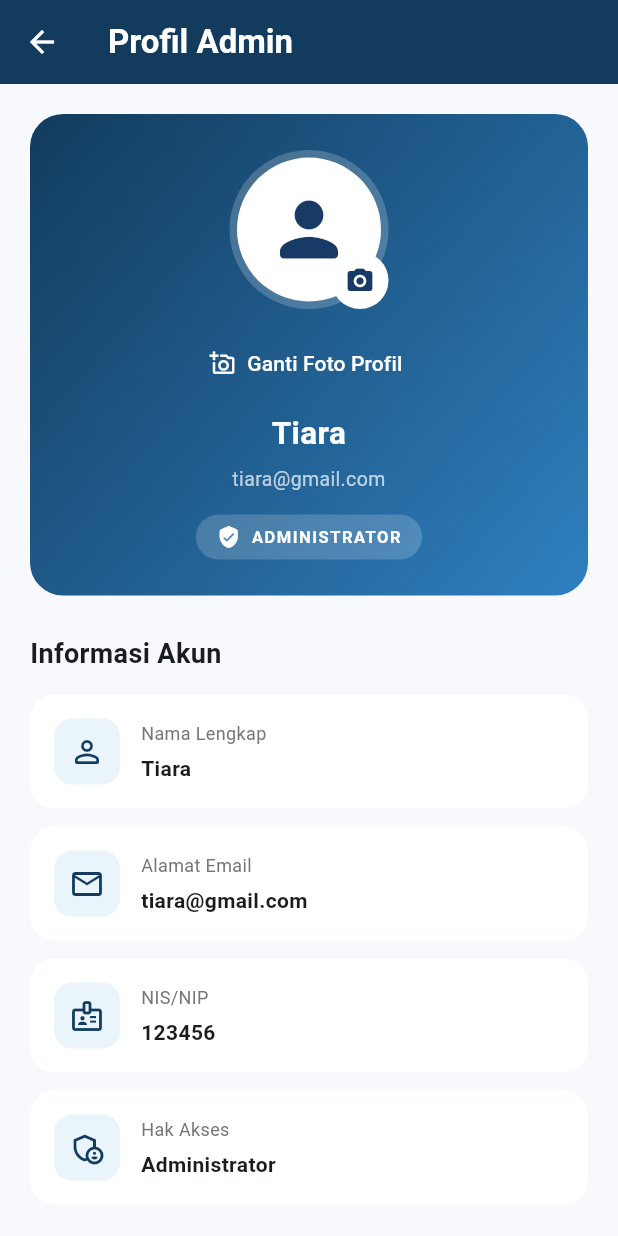
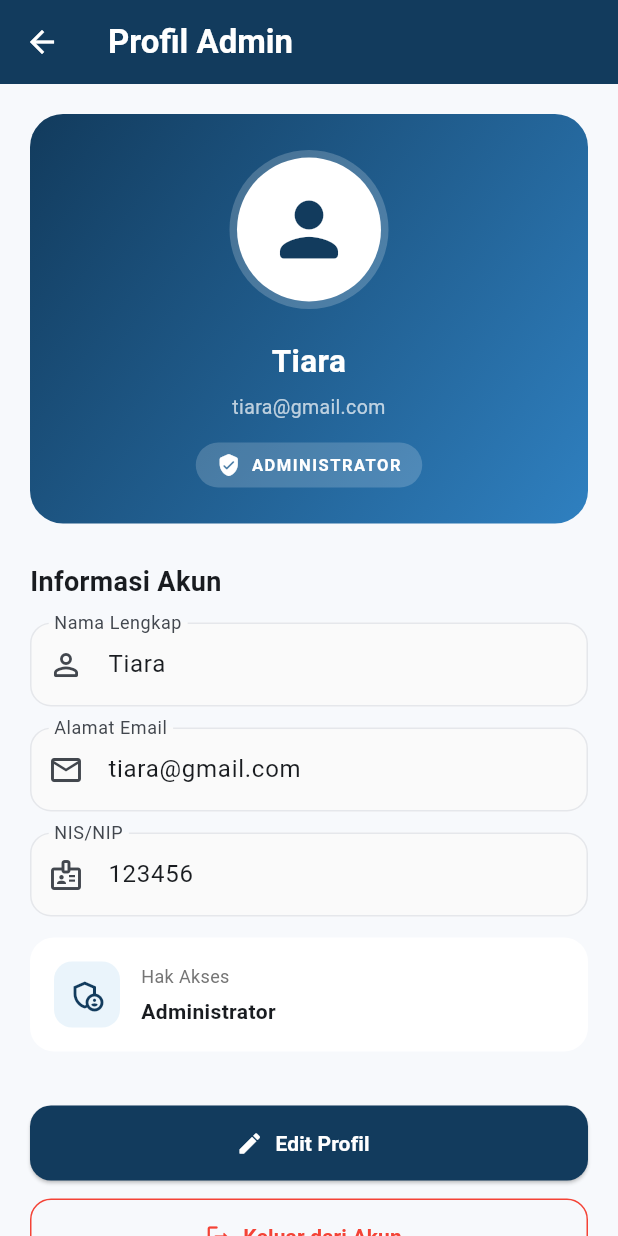
Before and after one commit to Tiara-dwi-priliantika/SIMSAR, a Flutter app: the AdminProfileScreen screen opened directly with sample values from the repository, on a phone screen of 412 x 824 dp. Run offline on Flutter 3.47's test engine with Material 3 defaults, Android fonts, the phone set to English and light mode, and no system bars; our stand-ins replace image_picker.

Commit message:
Perbaiki fitur edit profil admin

```diff
--- a/lib/screens/admin/admin_profile_screen.dart
+++ b/lib/screens/admin/admin_profile_screen.dart
@@ -26,7 +26,11 @@ class _AdminProfileScreenState extends State<AdminProfileScreen> {
   late TextEditingController nisNipController;
 
   Uint8List? fotoProfil;
+  Uint8List? fotoProfilSebelumEdit;
+
   final ImagePicker _picker = ImagePicker();
+
+  bool sedangEdit = false;
 
   @override
   void initState() {
@@ -45,8 +49,22 @@ class _AdminProfileScreenState extends State<AdminProfileScreen> {
     super.dispose();
   }
 
-  // Memilih foto profil dari perangkat
+  // Memulai mode edit untuk seluruh informasi profil.
+  void _mulaiEditProfil() {
+    setState(() {
+      namaController.text = widget.akun.nama;
+      emailController.text = widget.akun.email;
+      nisNipController.text = widget.akun.nisNip;
+
+      fotoProfilSebelumEdit = fotoProfil;
+      sedangEdit = true;
+    });
+  }
+
+  // Memilih foto hanya ketika mode edit aktif.
   Future<void> _pilihFotoProfil() async {
+    if (!sedangEdit) return;
+
     try {
       final XFile? gambar = await _picker.pickImage(
         source: ImageSource.gallery,
@@ -58,17 +76,11 @@ class _AdminProfileScreenState extends State<AdminProfileScreen> {
 
       final Uint8List bytes = await gambar.readAsBytes();
 
-      if (!mounted) return;
+      if (!mounted || !sedangEdit) return;
 
       setState(() {
         fotoProfil = bytes;
       });
-
-      ScaffoldMessenger.of(context).showSnackBar(
-        const SnackBar(
-          content: Text('Foto profil berhasil diganti.'),
-        ),
-      );
     } catch (e) {
       if (!mounted) return;
 
@@ -80,137 +92,20 @@ class _AdminProfileScreenState extends State<AdminProfileScreen> {
     }
   }
 
-  // Mengembalikan foto profil ke ikon default
+  // Menghapus foto sementara ketika sedang mengedit.
   void _hapusFotoProfil() {
     setState(() {
       fotoProfil = null;
     });
-
-    Navigator.pop(context);
-
-    ScaffoldMessenger.of(context).showSnackBar(
-      const SnackBar(
-        content: Text('Foto profil dikembalikan ke foto default.'),
-      ),
-    );
   }
 
-  // Menu untuk mengatur foto profil
-  void _tampilkanMenuFoto() {
-    showModalBottomSheet<void>(
-      context: context,
-      shape: const RoundedRectangleBorder(
-        borderRadius: BorderRadius.vertical(
-          top: Radius.circular(22),
-        ),
-      ),
-      builder: (context) {
-        return SafeArea(
-          child: Padding(
-            padding: const EdgeInsets.all(20),
-            child: Column(
-              mainAxisSize: MainAxisSize.min,
-              children: [
-                const Text(
-                  'Foto Profil Admin',
-                  style: TextStyle(
-                    fontSize: 18,
-                    fontWeight: FontWeight.bold,
-                  ),
-                ),
-                const SizedBox(height: 18),
-                ListTile(
-                  leading: const Icon(
-                    Icons.photo_library_outlined,
-                    color: Color(0xFF173A67),
-                  ),
-                  title: const Text('Pilih Foto dari Galeri'),
-                  onTap: () {
-                    Navigator.pop(context);
-                    _pilihFotoProfil();
-                  },
-                ),
-                if (fotoProfil != null)
-                  ListTile(
-                    leading: const Icon(
-                      Icons.delete_outline_rounded,
-                      color: Colors.red,
-                    ),
-                    title: const Text('Hapus Foto Profil'),
-                    onTap: _hapusFotoProfil,
-                  ),
-                const SizedBox(height: 8),
-              ],
-            ),
-          ),
-        );
-      },
-    );
-  }
-
-  // Mengedit informasi akun
-  void _editProfil() {
-    namaController.text = widget.akun.nama;
-    emailController.text = widget.akun.email;
-    nisNipController.text = widget.akun.nisNip;
-
-    showDialog<void>(
-      context: context,
-      builder: (dialogContext) {
-        return AlertDialog(
-          title: const Text('Edit Profil'),
-          content: SingleChildScrollView(
-            child: Column(
-              mainAxisSize: MainAxisSize.min,
-              children: [
-                TextField(
-                  controller: namaController,
-                  decoration: const InputDecoration(
-                    labelText: 'Nama Lengkap',
-                    prefixIcon: Icon(Icons.person_outline_rounded),
-                    border: OutlineInputBorder(),
-                  ),
-                ),
-                const SizedBox(height: 14),
-                TextField(
-                  controller: emailController,
-                  keyboardType: TextInputType.emailAddress,
-                  decoration: const InputDecoration(
-                    labelText: 'Email',
-                    prefixIcon: Icon(Icons.email_outlined),
-                    border: OutlineInputBorder(),
-                  ),
-                ),
-                const SizedBox(height: 14),
-                TextField(
-                  controller: nisNipController,
-                  decoration: const InputDecoration(
-                    labelText: 'NIS/NIP',
-                    prefixIcon: Icon(Icons.badge_outlined),
-                    border: OutlineInputBorder(),
-                  ),
-                ),
-              ],
-            ),
-          ),
-          actions: [
-            TextButton(
-              onPressed: () => Navigator.pop(dialogContext),
-              child: const Text('Batal'),
-            ),
-            ElevatedButton(
-              style: ElevatedButton.styleFrom(
-                backgroundColor: AppColors.navy,
-                foregroundColor: Colors.white,
-              ),
-              onPressed: () {
+  // Menyimpan seluruh perubahan profil sekaligus.
+  void _simpanProfil() {
     final nama = namaController.text.trim();
     final email = emailController.text.trim();
     final nisNip = nisNipController.text.trim();
 
-                if (nama.isEmpty ||
-                    email.isEmpty ||
-                    nisNip.isEmpty) {
+    if (nama.isEmpty || email.isEmpty || nisNip.isEmpty) {
       ScaffoldMessenger.of(context).showSnackBar(
         const SnackBar(
           content: Text('Semua kolom harus diisi.'),
@@ -219,35 +114,74 @@ class _AdminProfileScreenState extends State<AdminProfileScreen> {
       return;
     }
 
+    if (!RegExp(r'^[^@\s]+@[^@\s]+\.[^@\s]+$').hasMatch(email)) {
+      ScaffoldMessenger.of(context).showSnackBar(
+        const SnackBar(
+          content: Text('Masukkan alamat email yang valid.'),
+        ),
+      );
+      return;
+    }
+
+    // Memastikan email tidak digunakan akun lain.
+    for (final akun in PengelolaAkun.daftarAkun) {
+      if (!identical(akun, widget.akun) &&
+          akun.email.toLowerCase() == email.toLowerCase()) {
+        ScaffoldMessenger.of(context).showSnackBar(
+          const SnackBar(
+            content: Text('Email sudah digunakan akun lain.'),
+          ),
+        );
+        return;
+      }
+    }
+
     setState(() {
       widget.akun.nama = nama;
       widget.akun.email = email;
       widget.akun.nisNip = nisNip;
+
+      fotoProfilSebelumEdit = null;
+      sedangEdit = false;
     });
-
-                Navigator.pop(dialogContext);
 
     ScaffoldMessenger.of(context).showSnackBar(
       const SnackBar(
-                    content: Text('Profil berhasil diperbarui.'),
+        content: Text('Profil berhasil diperbarui!'),
+        backgroundColor: Colors.green,
       ),
-                );
-              },
-              child: const Text('Simpan'),
-            ),
-          ],
-        );
-      },
     );
   }
 
-  // Konfirmasi logout
+  // Membatalkan semua perubahan, termasuk foto.
+  void _batalEditProfil() {
+    setState(() {
+      namaController.text = widget.akun.nama;
+      emailController.text = widget.akun.email;
+      nisNipController.text = widget.akun.nisNip;
+
+      fotoProfil = fotoProfilSebelumEdit;
+      fotoProfilSebelumEdit = null;
+
+      sedangEdit = false;
+    });
+  }
+
+  // Konfirmasi logout.
   void _konfirmasiKeluar() {
     showDialog<void>(
       context: context,
       builder: (dialogContext) {
         return AlertDialog(
-          title: const Text('Keluar dari akun?'),
+          shape: RoundedRectangleBorder(
+            borderRadius: BorderRadius.circular(18),
+          ),
+          title: const Text(
+            'Keluar dari akun?',
+            style: TextStyle(
+              fontWeight: FontWeight.bold,
+            ),
+          ),
           content: const Text(
             'Apakah kamu yakin ingin keluar dari akun admin?',
           ),
@@ -288,20 +222,22 @@ class _AdminProfileScreenState extends State<AdminProfileScreen> {
         backgroundColor: AppColors.navy,
         foregroundColor: Colors.white,
         elevation: 0,
-        title: const Text(
-          'Profil Admin',
-          style: TextStyle(fontWeight: FontWeight.bold),
+        title: Text(
+          sedangEdit ? 'Edit Profil Admin' : 'Profil Admin',
+          style: const TextStyle(
+            fontWeight: FontWeight.bold,
+          ),
         ),
       ),
       body: ListView(
         padding: const EdgeInsets.all(20),
         children: [
-          // Kartu profil admin
+          // KARTU PROFIL ADMIN
           Container(
             width: double.infinity,
             padding: const EdgeInsets.all(24),
             decoration: BoxDecoration(
-              gradient: LinearGradient(
+              gradient: const LinearGradient(
                 colors: [
                   AppColors.navy,
                   AppColors.blue,
@@ -313,7 +249,7 @@ class _AdminProfileScreenState extends State<AdminProfileScreen> {
             ),
             child: Column(
               children: [
-                // Foto profil dengan tombol kamera
+                // FOTO PROFIL
                 Stack(
                   alignment: Alignment.bottomRight,
                   children: [
@@ -333,23 +269,26 @@ class _AdminProfileScreenState extends State<AdminProfileScreen> {
                             ? const Icon(
                                 Icons.person_rounded,
                                 size: 58,
-                                color: Color(0xFF173A67),
+                                color: AppColors.navy,
                               )
                             : null,
                       ),
                     ),
+
+                    // Tombol kamera hanya tampil saat mode edit.
+                    if (sedangEdit)
                       Material(
                         color: Colors.white,
                         shape: const CircleBorder(),
                         child: InkWell(
-                        onTap: _tampilkanMenuFoto,
+                          onTap: _pilihFotoProfil,
                           customBorder: const CircleBorder(),
                           child: const Padding(
                             padding: EdgeInsets.all(9),
                             child: Icon(
                               Icons.camera_alt_rounded,
                               size: 20,
-                            color: Color(0xFF173A67),
+                              color: AppColors.navy,
                             ),
                           ),
                         ),
@@ -359,8 +298,9 @@ class _AdminProfileScreenState extends State<AdminProfileScreen> {
 
                 const SizedBox(height: 12),
 
+                if (sedangEdit) ...[
                   TextButton.icon(
-                  onPressed: _tampilkanMenuFoto,
+                    onPressed: _pilihFotoProfil,
                     icon: const Icon(
                       Icons.add_a_photo_outlined,
                       size: 17,
@@ -371,10 +311,28 @@ class _AdminProfileScreenState extends State<AdminProfileScreen> {
                     ),
                   ),
 
+                  if (fotoProfil != null)
+                    TextButton.icon(
+                      onPressed: _hapusFotoProfil,
+                      icon: const Icon(
+                        Icons.delete_outline_rounded,
+                        size: 17,
+                      ),
+                      label: const Text('Hapus Foto'),
+                      style: TextButton.styleFrom(
+                        foregroundColor: Colors.white,
+                      ),
+                    ),
+                ],
+
                 const SizedBox(height: 8),
 
                 Text(
-                  widget.akun.nama,
+                  sedangEdit
+                      ? namaController.text.isEmpty
+                          ? widget.akun.nama
+                          : namaController.text
+                      : widget.akun.nama,
                   textAlign: TextAlign.center,
                   style: const TextStyle(
                     color: Colors.white,
@@ -386,7 +344,11 @@ class _AdminProfileScreenState extends State<AdminProfileScreen> {
                 const SizedBox(height: 6),
 
                 Text(
-                  widget.akun.email,
+                  sedangEdit
+                      ? emailController.text.isEmpty
+                          ? widget.akun.email
+                          : emailController.text
+                      : widget.akun.email,
                   textAlign: TextAlign.center,
                   style: const TextStyle(
                     color: Colors.white70,
@@ -432,9 +394,9 @@ class _AdminProfileScreenState extends State<AdminProfileScreen> {
 
           const SizedBox(height: 26),
 
-          const Text(
-            'Informasi Akun',
-            style: TextStyle(
+          Text(
+            sedangEdit ? 'Ubah Informasi Akun' : 'Informasi Akun',
+            style: const TextStyle(
               fontSize: 18,
               fontWeight: FontWeight.bold,
             ),
@@ -442,22 +404,24 @@ class _AdminProfileScreenState extends State<AdminProfileScreen> {
 
           const SizedBox(height: 14),
 
-          _InformasiProfil(
+          // Semua kolom diedit langsung di halaman ini.
+          _fieldProfil(
+            label: 'Nama Lengkap',
+            controller: namaController,
             ikon: Icons.person_outline_rounded,
-            judul: 'Nama Lengkap',
-            isi: widget.akun.nama,
           ),
 
-          _InformasiProfil(
+          _fieldProfil(
+            label: 'Alamat Email',
+            controller: emailController,
             ikon: Icons.email_outlined,
-            judul: 'Alamat Email',
-            isi: widget.akun.email,
+            keyboardType: TextInputType.emailAddress,
           ),
 
-          _InformasiProfil(
+          _fieldProfil(
+            label: 'NIS/NIP',
+            controller: nisNipController,
             ikon: Icons.badge_outlined,
-            judul: 'NIS/NIP',
-            isi: widget.akun.nisNip,
           ),
 
           _InformasiProfil(
@@ -468,14 +432,23 @@ class _AdminProfileScreenState extends State<AdminProfileScreen> {
 
           const SizedBox(height: 24),
 
+          // Tombol edit berubah menjadi tombol simpan.
           SizedBox(
             height: 50,
             child: ElevatedButton.icon(
-              onPressed: _editProfil,
-              icon: const Icon(Icons.edit_rounded),
-              label: const Text(
-                'Edit Profil',
-                style: TextStyle(fontWeight: FontWeight.bold),
+              onPressed: sedangEdit
+                  ? _simpanProfil
+                  : _mulaiEditProfil,
+              icon: Icon(
+                sedangEdit
+                    ? Icons.save_outlined
+                    : Icons.edit_rounded,
+              ),
+              label: Text(
+                sedangEdit ? 'Simpan Perubahan' : 'Edit Profil',
+                style: const TextStyle(
+                  fontWeight: FontWeight.bold,
+                ),
               ),
               style: ElevatedButton.styleFrom(
                 backgroundColor: AppColors.navy,
@@ -487,8 +460,32 @@ class _AdminProfileScreenState extends State<AdminProfileScreen> {
             ),
           ),
 
+          // Tombol batal hanya muncul dalam mode edit.
+          if (sedangEdit) ...[
+            const SizedBox(height: 12),
+            SizedBox(
+              height: 48,
+              child: OutlinedButton.icon(
+                onPressed: _batalEditProfil,
+                icon: const Icon(Icons.close_rounded),
+                label: const Text('Batal'),
+                style: OutlinedButton.styleFrom(
+                  foregroundColor: AppColors.navy,
+                  side: const BorderSide(
+                    color: AppColors.navy,
+                  ),
+                  shape: RoundedRectangleBorder(
+                    borderRadius: BorderRadius.circular(14),
+                  ),
+                ),
+              ),
+            ),
+          ],
+
           const SizedBox(height: 12),
 
+          // LOGOUT tetap tersedia di luar mode edit.
+          if (!sedangEdit)
             SizedBox(
               height: 50,
               child: OutlinedButton.icon(
@@ -496,11 +493,15 @@ class _AdminProfileScreenState extends State<AdminProfileScreen> {
                 icon: const Icon(Icons.logout_rounded),
                 label: const Text(
                   'Keluar dari Akun',
-                style: TextStyle(fontWeight: FontWeight.bold),
+                  style: TextStyle(
+                    fontWeight: FontWeight.bold,
+                  ),
                 ),
                 style: OutlinedButton.styleFrom(
                   foregroundColor: Colors.red,
-                side: const BorderSide(color: Colors.red),
+                  side: const BorderSide(
+                    color: Colors.red,
+                  ),
                   shape: RoundedRectangleBorder(
                     borderRadius: BorderRadius.circular(14),
                   ),
@@ -520,6 +521,42 @@ class _AdminProfileScreenState extends State<AdminProfileScreen> {
             ),
           ),
         ],
+      ),
+    );
+  }
+
+  Widget _fieldProfil({
+    required String label,
+    required TextEditingController controller,
+    required IconData ikon,
+    TextInputType keyboardType = TextInputType.text,
+  }) {
+    return Container(
+      margin: const EdgeInsets.only(bottom: 14),
+      child: TextField(
+        controller: controller,
+        readOnly: !sedangEdit,
+        keyboardType: keyboardType,
+        onChanged: (_) {
+          setState(() {});
+        },
+        decoration: InputDecoration(
+          labelText: label,
+          prefixIcon: Icon(ikon),
+          filled: true,
+          fillColor: sedangEdit
+              ? Colors.white
+              : Colors.grey.shade50,
+          border: OutlineInputBorder(
+            borderRadius: BorderRadius.circular(14),
+          ),
+          enabledBorder: OutlineInputBorder(
+            borderRadius: BorderRadius.circular(14),
+            borderSide: BorderSide(
+              color: AppColors.lightGray,
+            ),
+          ),
+        ),
       ),
     );
   }
```
Lines whose indentation alone changed are shown as unchanged.
